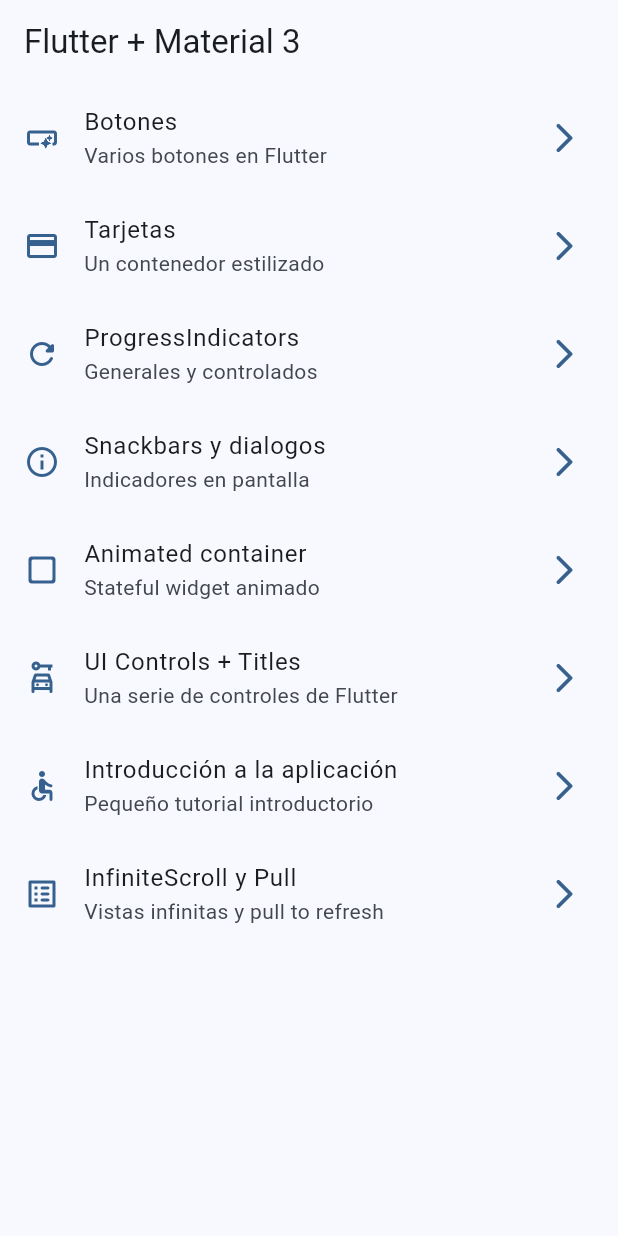
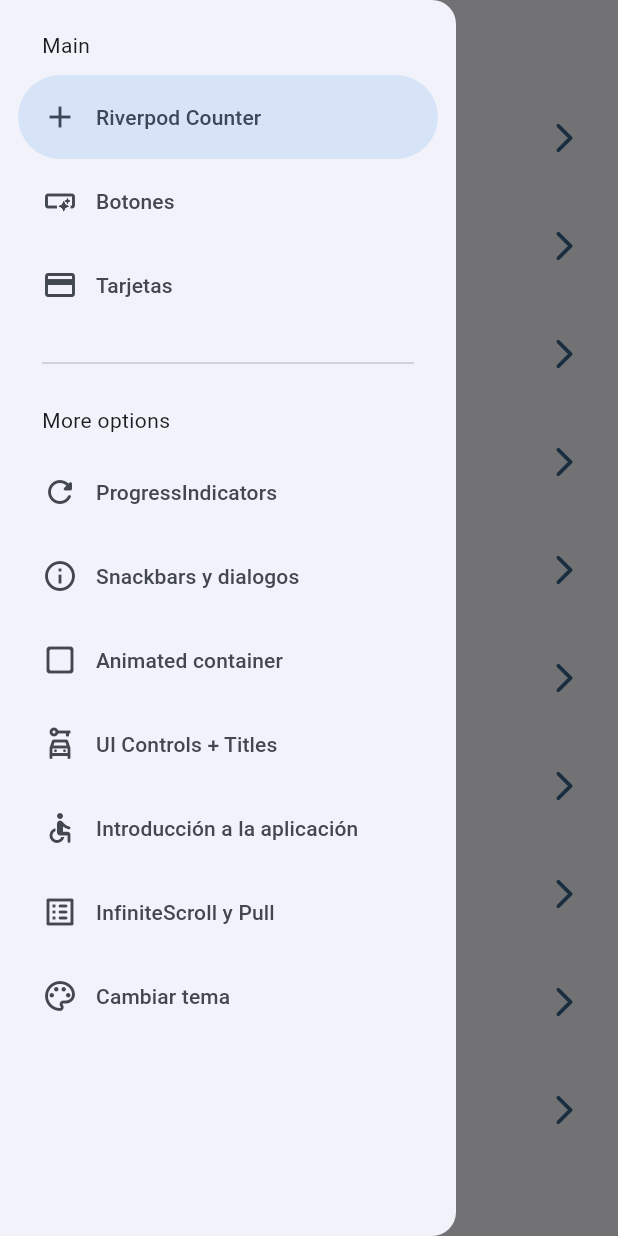
Before and after one commit to Carlos2693/flutter_widgets_app, a Flutter app: the screen it shows after launch, with the side drawer open (before the commit the screen has no drawer), on a phone screen of 412 x 824 dp. Run offline on Flutter 3.47's test engine with Material 2 defaults, Android fonts, the phone set to English and light mode, and no system bars; our stand-ins replace animate_do, flutter_riverpod, go_router.

Commit message:
Antes de StateNotifier

```diff
--- a/lib/config/menu/menu_items.dart
+++ b/lib/config/menu/menu_items.dart
@@ -15,6 +15,12 @@ class MenuItem {
 }
 
 const appMenuItems = <MenuItem>[
+  MenuItem(
+    title: 'Riverpod Counter',
+    subtitle: 'Introducción a riverpod',
+    link: '/counter-river',
+    icon: Icons.add,
+  ),
   MenuItem(
     title: 'Botones',
     subtitle: 'Varios botones en Flutter',
@@ -63,4 +69,10 @@ const appMenuItems = <MenuItem>[
     link: '/infinte',
     icon: Icons.list_alt_rounded,
   ),
+  MenuItem(
+    title: 'Cambiar tema',
+    subtitle: 'Cambiar tema de la aplicacion',
+    link: '/theme-changer',
+    icon: Icons.color_lens_outlined,
+  ),
 ];
--- a/lib/config/router/app_router.dart
+++ b/lib/config/router/app_router.dart
@@ -44,4 +44,14 @@ final appRouter = GoRouter(
       name: InfiniteScrollScreen.name,
       builder: (context, state) => const InfiniteScrollScreen(),
     ),
+    GoRoute(
+      path: '/counter-river',
+      name: CounterScreen.name,
+      builder: (context, state) => const CounterScreen(),
+    ),
+    GoRoute(
+      path: '/theme-changer',
+      name: ThemeChangerScreen.name,
+      builder: (context, state) => const ThemeChangerScreen(),
+    ),
 ]);
--- a/lib/config/theme/app_theme.dart
+++ b/lib/config/theme/app_theme.dart
@@ -14,15 +14,18 @@ const colorList = <Color>[
 
 class AppTheme {
   final int selectedColor;
+  final bool isDarkmode;
 
   AppTheme({
     this.selectedColor = 0,
+    this.isDarkmode = false,
   })  : assert(selectedColor >= 0, 'Selected color must be greater than 0'),
         assert(selectedColor < colorList.length,
             'Selected color must be less or equal than ${colorList.length - 1}');
 
   ThemeData getTheme() => ThemeData(
         useMaterial3: true,
+        brightness: isDarkmode ? Brightness.dark : Brightness.light,
         colorSchemeSeed: colorList[selectedColor],
         appBarTheme: const AppBarTheme(
           centerTitle: false,
--- a/lib/main.dart
+++ b/lib/main.dart
@@ -1,21 +1,29 @@
 import 'package:flutter/material.dart';
+import 'package:flutter_riverpod/flutter_riverpod.dart';
 import 'package:widgets_app/config/router/app_router.dart';
 import 'package:widgets_app/config/theme/app_theme.dart';
+import 'package:widgets_app/presentation/providers/theme_provider.dart';
 
 void main() {
-  runApp(const MainApp());
+  runApp(const ProviderScope(
+    child: MainApp(),
+  ));
 }
 
-class MainApp extends StatelessWidget {
+class MainApp extends ConsumerWidget {
   const MainApp({super.key});
 
   @override
-  Widget build(BuildContext context) {
+  Widget build(BuildContext context, WidgetRef ref) {
+
+    final int selectedColor = ref.watch(selectedColorProvider);
+    final bool isDarkmode = ref.watch(isDarkmodeProvider);
+
     return MaterialApp.router(
       title: 'Flutter Widgets',
       routerConfig: appRouter,
       debugShowCheckedModeBanner: false,
-      theme: AppTheme(selectedColor: 0).getTheme(),
+      theme: AppTheme(selectedColor: selectedColor, isDarkmode: isDarkmode).getTheme(),
     );
   }
 }
--- /dev/null
+++ b/lib/presentation/providers/counter_provider.dart
@@ -0,0 +1,3 @@
+import 'package:flutter_riverpod/flutter_riverpod.dart';
+
+final counterProvider = StateProvider((ref) => 5);
--- /dev/null
+++ b/lib/presentation/providers/theme_provider.dart
@@ -0,0 +1,6 @@
+import 'package:flutter_riverpod/flutter_riverpod.dart';
+import 'package:widgets_app/config/theme/app_theme.dart';
+
+final isDarkmodeProvider = StateProvider<bool>((ref) => false);
+final colorListProvider = Provider((ref) => colorList);
+final selectedColorProvider = StateProvider((ref) => 0);
--- a/lib/presentation/screens/home/home_screen.dart
+++ b/lib/presentation/screens/home/home_screen.dart
@@ -1,6 +1,7 @@
 import 'package:flutter/material.dart';
 import 'package:go_router/go_router.dart';
 import 'package:widgets_app/config/menu/menu_items.dart';
+import 'package:widgets_app/presentation/widgets/side_menu.dart';
 
 class HomeScreen extends StatelessWidget {
 
@@ -10,11 +11,16 @@ class HomeScreen extends StatelessWidget {
 
   @override
   Widget build(BuildContext context) {
+
+    final scaffoldKey = GlobalKey<ScaffoldState>();
+
     return Scaffold(
+      key: scaffoldKey,
       appBar: AppBar(
         title: const Text('Flutter + Material 3'),
       ),
       body: const _HomeView(),
+      drawer: SideMenu(scaffoldKey: scaffoldKey),
     );
   }
 }
--- a/lib/presentation/screens/screens.dart
+++ b/lib/presentation/screens/screens.dart
@@ -1,5 +1,6 @@
 // barril file
 export 'package:widgets_app/presentation/screens/animated/animated_screen.dart';
+export 'package:widgets_app/presentation/screens/counter/counter_screen.dart';
 export 'package:widgets_app/presentation/screens/app_tutorial/app_tutorial_screen.dart';
 export 'package:widgets_app/presentation/screens/buttons/buttons_screen.dart';
 export 'package:widgets_app/presentation/screens/cards/cards_screen.dart';
@@ -7,4 +8,5 @@ export 'package:widgets_app/presentation/screens/home/home_screen.dart';
 export 'package:widgets_app/presentation/screens/infinite_scroll/infinite_scroll_screen.dart';
 export 'package:widgets_app/presentation/screens/progress/progress_screen.dart';
 export 'package:widgets_app/presentation/screens/snackbar/snackbar_screen.dart';
+export 'package:widgets_app/presentation/screens/theme_changer/theme_changer_screen.dart';
 export 'package:widgets_app/presentation/screens/ui_controls/ui_controls_screen.dart';
--- /dev/null
+++ b/lib/presentation/widgets/side_menu.dart
@@ -0,0 +1,61 @@
+import 'package:flutter/material.dart';
+import 'package:go_router/go_router.dart';
+import 'package:widgets_app/config/menu/menu_items.dart';
+
+class SideMenu extends StatefulWidget {
+
+  final GlobalKey<ScaffoldState> scaffoldKey;
+
+  const SideMenu({super.key, required this.scaffoldKey});
+
+  @override
+  State<SideMenu> createState() => _SideMenuState();
+}
+
+class _SideMenuState extends State<SideMenu> {
+  int navDrawerIndex = 0;
+
+  @override
+  Widget build(BuildContext context) {
+    final hasNotch = MediaQuery.of(context).viewPadding.top > 35;
+
+    return NavigationDrawer(
+      selectedIndex: navDrawerIndex,
+      onDestinationSelected: (value) {
+        setState(() {
+          navDrawerIndex = value;
+        });
+
+        final menuItem = appMenuItems[value];
+        context.push(menuItem.link);
+        widget.scaffoldKey.currentState?.closeDrawer();
+      },
+      children: [
+        Padding(
+          padding: EdgeInsets.fromLTRB(28, hasNotch ? 10 : 20, 16, 10),
+          child: const Text('Main'),
+        ),
+        ...appMenuItems.sublist(0, 3).map(
+              (item) => NavigationDrawerDestination(
+                icon: Icon(item.icon),
+                label: Text(item.title),
+              ),
+            ),
+        const Padding(
+          padding: EdgeInsets.fromLTRB(28, 16, 28, 10),
+          child: Divider(),
+        ),
+        const Padding(
+          padding: EdgeInsets.fromLTRB(28, 10, 16, 10),
+          child: Text('More options'),
+        ),
+        ...appMenuItems.sublist(3).map(
+              (item) => NavigationDrawerDestination(
+                icon: Icon(item.icon),
+                label: Text(item.title),
+              ),
+            ),
+      ],
+    );
+  }
+}
--- a/pubspec.yaml
+++ b/pubspec.yaml
@@ -10,6 +10,7 @@ dependencies:
   animate_do: ^3.0.2
   flutter:
     sdk: flutter
+  flutter_riverpod: ^2.4.0
   go_router: ^10.0.0
 
 dev_dependencies:
```
Also changed, not shown: lib/presentation/screens/counter/counter_screen.dart (added, +44 -0 lines), lib/presentation/screens/theme_changer/theme_changer_screen.dart (added, +57 -0 lines), pubspec.lock, 2 other files.
